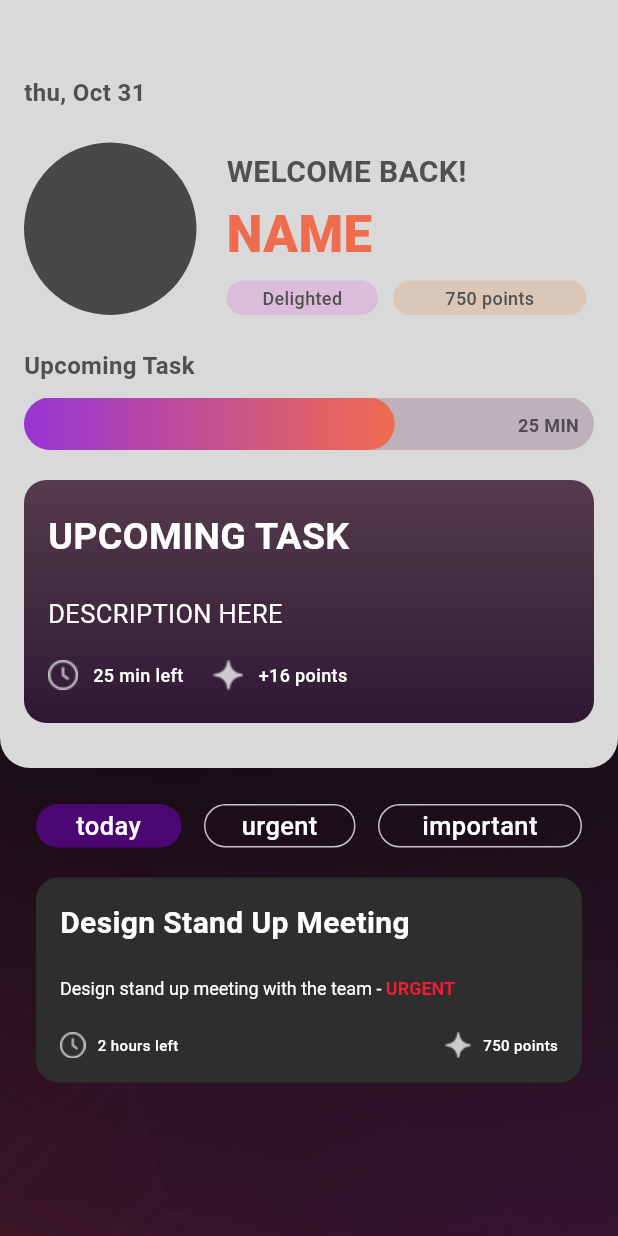
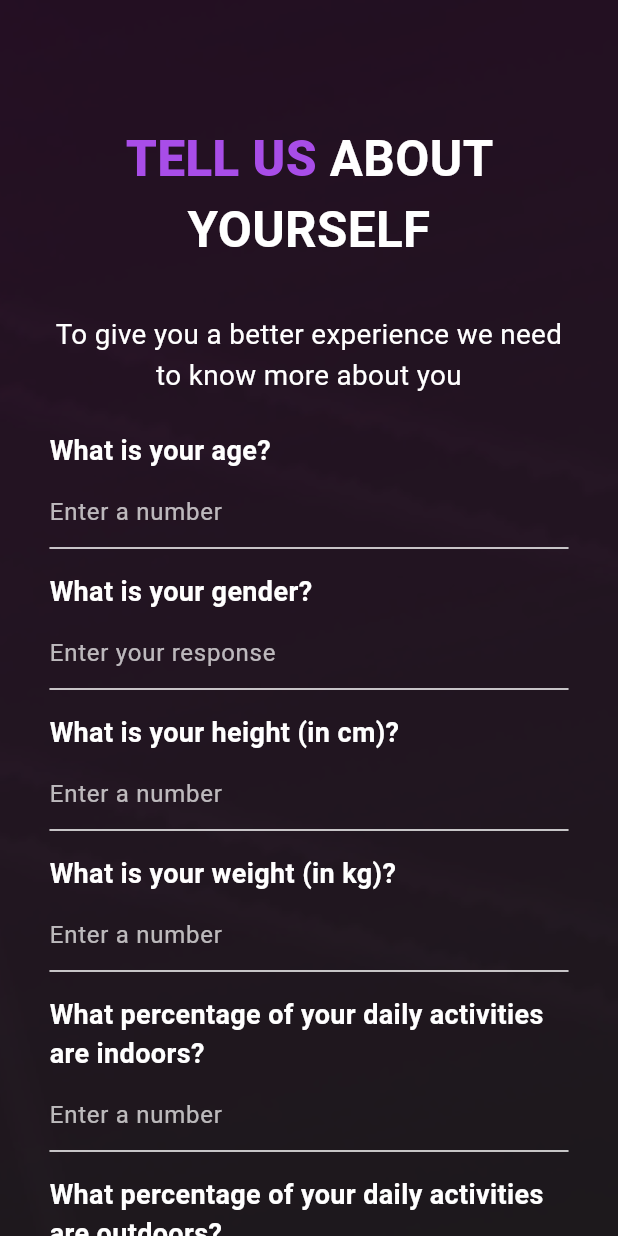
Before and after one commit to IEEE-ESPRIT-SB/embs_challenge, a Flutter app: the screen it shows after launch, on a phone screen of 412 x 824 dp. Run offline on Flutter 3.47's test engine with Material 3 defaults, Android fonts, the light colour scheme and no system bars; Roboto replaces fonts that are missing (Montserrat).

Commit message:
integrate questions form with backend

```diff
--- a/flutter/lib/core/routes.dart
+++ b/flutter/lib/core/routes.dart
@@ -13,4 +13,5 @@ class Routes {
 
   static const String meet = '/meet';
   static const String tasks = '/tasks';
+  static const String questions = '/questions';
 }
--- a/flutter/lib/main.dart
+++ b/flutter/lib/main.dart
@@ -3,6 +3,7 @@ import 'package:embs_challenge/screens/auth/sign_up/step1/sign_up_screen.dart';
 import 'package:embs_challenge/screens/auth/sign_up/step2/sign_up_rules_screen.dart';
 import 'package:embs_challenge/screens/auth/sign_up/step3/sign_up_age_screen.dart';
 import 'package:embs_challenge/screens/auth/sign_up/step4/sign_up_profile_screen.dart';
+import 'package:embs_challenge/screens/auth/sign_up/step5/questions_screen.dart';
 import 'package:embs_challenge/screens/dashboard/dashboard_screen.dart';
 import 'package:embs_challenge/screens/get_started/get_started_screen.dart';
 import 'package:embs_challenge/screens/home/home_screen.dart';
@@ -40,8 +41,9 @@ class MyApp extends StatelessWidget {
         Routes.dashboard: (context) => DashboardScreen(),
         Routes.meet: (context) => MeetScreen(),
         Routes.tasks: (context) => TaskScreen(),
+        Routes.questions: (context) => QuestionsScreen(),
       },
-      initialRoute: Routes.tasks,
+      initialRoute: Routes.questions,
     );
   }
 }
--- /dev/null
+++ b/flutter/lib/screens/auth/sign_up/step5/questions_screen.dart
@@ -0,0 +1,330 @@
+import 'dart:convert';
+
+import 'package:flutter/material.dart';
+import 'package:http/http.dart' as http;
+
+class QuestionsScreen extends StatefulWidget {
+  const QuestionsScreen({super.key});
+
+  @override
+  _QuestionsScreenState createState() => _QuestionsScreenState();
+}
+
+class _QuestionsScreenState extends State<QuestionsScreen> {
+  final List<Map<String, dynamic>> questions = const [
+    {"question": "What is your age?", "type": "number"},
+    {"question": "What is your gender?", "type": "string"},
+    {"question": "What is your height (in cm)?", "type": "number"},
+    {"question": "What is your weight (in kg)?", "type": "number"},
+    {
+      "question": "What percentage of your daily activities are indoors?",
+      "type": "number"
+    },
+    {
+      "question": "What percentage of your daily activities are outdoors?",
+      "type": "number"
+    },
+    {"question": "What is your availability for activities?", "type": "string"},
+    {"question": "Do you smoke?", "type": "yesno"},
+    {"question": "Do you drink alcohol?", "type": "yesno"},
+    {"question": "What is your relationship status?", "type": "string"},
+    {
+      "question":
+          "How often do you feel overwhelmed or unable to cope with daily tasks?",
+      "type": "string"
+    },
+    {
+      "question":
+          "Do you frequently feel nervous, restless, or tense without a clear reason?",
+      "type": "yesno"
+    },
+    {
+      "question":
+          "Do you find it hard to control your worries about the future?",
+      "type": "yesno"
+    },
+    {
+      "question": "Have you lost interest in activities you used to enjoy?",
+      "type": "yesno"
+    },
+    {"question": "How often do you feel sad or hopeless ?", "type": "string"},
+    {
+      "question": "Do you often feel like you have low energy or fatigue?",
+      "type": "yesno"
+    },
+    {
+      "question":
+          "How often do you feel mentally exhausted or drained at the end of the day?",
+      "type": "string"
+    },
+    {
+      "question":
+          "Do you feel like your work or studies are taking over your personal life?",
+      "type": "yesno"
+    },
+    {
+      "question": "Do you often feel disconnected from people around you?",
+      "type": "yesno"
+    },
+    {
+      "question":
+          "Do you feel like you don't have someone to talk to when you're feeling down?",
+      "type": "yesno"
+    },
+    {
+      "question":
+          "How often do you feel emotionally drained after spending time with certain people?",
+      "type": "string"
+    },
+    {
+      "question":
+          "Do you feel manipulated or controlled by someone close to you?",
+      "type": "yesno"
+    },
+    {
+      "question":
+          "Have you recently experienced a breakup or significant rejection?",
+      "type": "yesno"
+    },
+    {
+      "question":
+          "Do you find it hard to move on from a past relationship or rejection?",
+      "type": "yesno"
+    },
+    {
+      "question": "Do you frequently dwell on past mistakes or events?",
+      "type": "yesno"
+    },
+    {
+      "question":
+          "How often do you criticize yourself for not being good enough?",
+      "type": "string"
+    },
+    {
+      "question":
+          "Do you find it hard to limit your screen time or social media use?",
+      "type": "yesno"
+    },
+    {
+      "question":
+          "How often do you rely on substances to relieve stress or feel better?",
+      "type": "string"
+    },
+    {
+      "question": "Do you often have trouble falling asleep or staying asleep?",
+      "type": "yesno"
+    },
+    {"question": "How often do you wake up feeling rested?", "type": "string"},
+    {
+      "question":
+          "Do you feel physically inactive or sluggish most of the time?",
+      "type": "yesno"
+    },
+    {
+      "question":
+          "Do you often skip meals or eat unhealthy food due to lack of time or motivation?",
+      "type": "yesno"
+    }
+  ];
+
+  final Map<String, dynamic> answers = {};
+
+  @override
+  Widget build(BuildContext context) {
+    final size = MediaQuery.of(context).size;
+
+    return Scaffold(
+      body: SingleChildScrollView(
+        child: Container(
+          width: size.width,
+          padding: EdgeInsets.symmetric(
+            horizontal: size.width * 0.08,
+            vertical: size.height * 0.1,
+          ),
+          decoration: const BoxDecoration(
+            image: DecorationImage(
+              image: AssetImage("assets/bg/bg.png"),
+              fit: BoxFit.cover,
+            ),
+          ),
+          child: Column(
+            mainAxisAlignment: MainAxisAlignment.start,
+            children: [
+              _buildHeader(size),
+              _buildSubtitle(size),
+              Column(
+                children: questions.map((question) {
+                  return _buildQuestion(question["question"], question["type"]);
+                }).toList(),
+              ),
+              SizedBox(height: size.height * 0.05),
+              ElevatedButton(
+                onPressed: _submitForm,
+                child: const Text("Submit"),
+              ),
+            ],
+          ),
+        ),
+      ),
+    );
+  }
+
+  Widget _buildHeader(Size size) {
+    return Column(
+      children: [
+        Text.rich(
+          TextSpan(
+            children: [
+              TextSpan(
+                text: 'TELL US ',
+                style: TextStyle(
+                  color: const Color(0xFFA84DE8),
+                  fontSize: size.width * 0.08,
+                  fontFamily: 'Montserrat',
+                  fontWeight: FontWeight.w800,
+                ),
+              ),
+              TextSpan(
+                text: 'ABOUT YOURSELF',
+                style: TextStyle(
+                  color: Colors.white,
+                  fontSize: size.width * 0.08,
+                  fontFamily: 'Montserrat',
+                  fontWeight: FontWeight.w600,
+                ),
+              ),
+            ],
+          ),
+          textAlign: TextAlign.center,
+        ),
+        SizedBox(height: size.height * 0.02),
+      ],
+    );
+  }
+
+  Widget _buildSubtitle(Size size) {
+    return Padding(
+      padding: EdgeInsets.symmetric(vertical: size.height * 0.02),
+      child: Text(
+        'To give you a better experience we need to know more about you',
+        textAlign: TextAlign.center,
+        style: TextStyle(
+          color: Colors.white,
+          fontSize: size.width * 0.045,
+          fontFamily: 'Montserrat',
+          fontWeight: FontWeight.w400,
+        ),
+      ),
+    );
+  }
+
+  Widget _buildQuestion(String question, String type) {
+    return Padding(
+      padding: const EdgeInsets.symmetric(vertical: 8.0),
+      child: Column(
+        crossAxisAlignment: CrossAxisAlignment.start,
+        children: [
+          Text(
+            question,
+            style: const TextStyle(
+              color: Colors.white,
+              fontSize: 18,
+              fontWeight: FontWeight.bold,
+            ),
+          ),
+          const SizedBox(height: 4),
+          if (type == "number")
+            TextField(
+              keyboardType: TextInputType.number,
+              style: const TextStyle(color: Colors.white),
+              decoration: const InputDecoration(
+                hintText: "Enter a number",
+                hintStyle: TextStyle(color: Colors.white70),
+                enabledBorder: UnderlineInputBorder(
+                  borderSide: BorderSide(color: Colors.white),
+                ),
+                focusedBorder: UnderlineInputBorder(
+                  borderSide: BorderSide(color: Colors.white),
+                ),
+              ),
+              onChanged: (value) {
+                answers[question] = int.tryParse(value);
+              },
+            )
+          else if (type == "string")
+            TextField(
+              style: const TextStyle(color: Colors.white),
+              decoration: const InputDecoration(
+                hintText: "Enter your response",
+                hintStyle: TextStyle(color: Colors.white70),
+                enabledBorder: UnderlineInputBorder(
+                  borderSide: BorderSide(color: Colors.white),
+                ),
+                focusedBorder: UnderlineInputBorder(
+                  borderSide: BorderSide(color: Colors.white),
+                ),
+              ),
+              onChanged: (value) {
+                answers[question] = value;
+              },
+            )
+          else if (type == "yesno")
+            StatefulBuilder(
+              builder: (BuildContext context, StateSetter setState) {
+                String? groupValue;
+                return Row(
+                  children: [
+                    Expanded(
+                      child: RadioListTile(
+                        title: const Text("Yes",
+                            style: TextStyle(color: Colors.white)),
+                        value: "Yes",
+                        groupValue: groupValue,
+                        onChanged: (value) {
+                          setState(() {
+                            groupValue = value as String?;
+                            answers[question] = value;
+                          });
+                        },
+                      ),
+                    ),
+                    Expanded(
+                      child: RadioListTile(
+                        title: const Text("No",
+                            style: TextStyle(color: Colors.white)),
+                        value: "No",
+                        groupValue: groupValue,
+                        onChanged: (value) {
+                          setState(() {
+                            groupValue = value as String?;
+                            answers[question] = value;
+                          });
+                        },
+                      ),
+                    ),
+                  ],
+                );
+              },
+            ),
+        ],
+      ),
+    );
+  }
+
+  void _submitForm() async {
+    final url = Uri.parse('http://localhost:3000/api/form/submit-form');
+    final response = await http.post(
+      url,
+      headers: {'Content-Type': 'application/json'},
+      body: jsonEncode(answers),
+    );
+
+    if (response.statusCode == 200) {
+      // Handle successful submission
+      print('Form submitted successfully');
+    } else {
+      // Handle submission error
+      print('Failed to submit form');
+    }
+  }
+}
```
